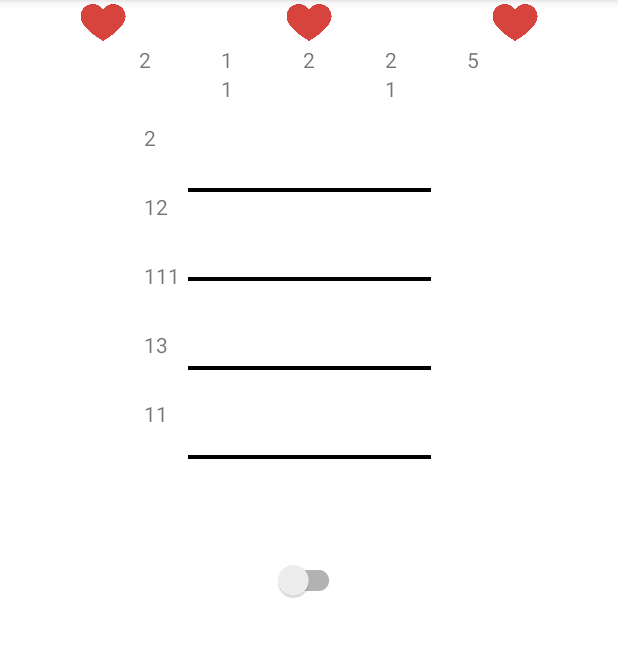
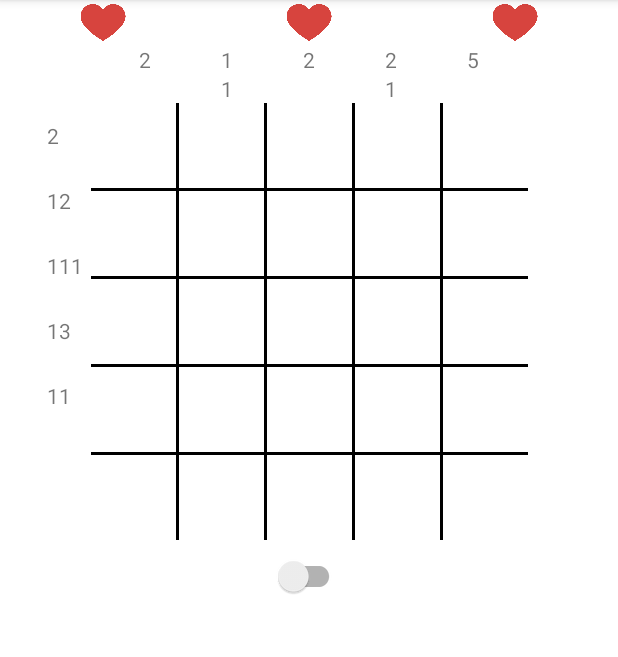
Before and after one commit to koeltv/Nonogram, an Android app: the GridActivity screen opened directly, with no data from a screen before it, on a phone screen of 412 x 824 dp, the part 84-741 px from its top. Run offline under Robolectric (Android 15) with nearby library versions, the phone set to English and light mode, and no system bars; our stand-ins replace Room's generated code.

Commit message:
Fixed rectangle grid handling Fixed grid selection (int vs long)

```diff
--- a/app/src/main/java/fr/utt/if26/nonogram/MainActivity.java
+++ b/app/src/main/java/fr/utt/if26/nonogram/MainActivity.java
@@ -67,7 +67,7 @@ public class MainActivity extends AppCompatActivity {
     public void createNewGridAndPlay() {
         DialogueNewGridBinding newGridBinding = DialogueNewGridBinding.inflate(getLayoutInflater());
         newGridBinding.colsPicker.setMinValue(2);
-        newGridBinding.colsPicker.setMaxValue(15);
+        newGridBinding.colsPicker.setMaxValue(10);
         newGridBinding.colsPicker.setValue(5);
 
         newGridBinding.rowsPicker.setMinValue(2);
@@ -83,8 +83,8 @@ public class MainActivity extends AppCompatActivity {
         builder.setView(newGridBinding.getRoot());
         builder.setPositiveButton("OK", (dialogInterface, i) -> {
             Grid grid = new Grid(
+                    newGridBinding.colsPicker.getValue(),
                     newGridBinding.rowsPicker.getValue(),
-                    newGridBinding.colsPicker.getValue(),
                     newGridBinding.difficultyPicker.getValue()
             );
 
--- a/app/src/main/java/fr/utt/if26/nonogram/model/grid/Grid.java
+++ b/app/src/main/java/fr/utt/if26/nonogram/model/grid/Grid.java
@@ -57,7 +57,7 @@ public class Grid implements Serializable {
             LinkedList<Integer> currentSuite = new LinkedList<>();
             currentSuite.add(0);
             boolean emptyCaseEncountered = false;
-            for (int y = 0; y < grid.length; y++) {
+            for (int y = 0; y < grid[x].length; y++) {
                 if (grid[x][y]) {
                     if (emptyCaseEncountered) {
                         currentSuite.add(1);
@@ -76,7 +76,7 @@ public class Grid implements Serializable {
 
     public List<List<Integer>> getLineNumbers() {
         List<List<Integer>> lineCounts = new ArrayList<>();
-        for (int y = 0; y < grid.length; y++) {
+        for (int y = 0; y < grid[0].length; y++) {
             LinkedList<Integer> currentSuite = new LinkedList<>();
             currentSuite.add(0);
             boolean emptyCaseEncountered = false;
--- a/app/src/main/java/fr/utt/if26/nonogram/ui/grid/AdapterRecyclerGrid.java
+++ b/app/src/main/java/fr/utt/if26/nonogram/ui/grid/AdapterRecyclerGrid.java
@@ -50,7 +50,7 @@ public class AdapterRecyclerGrid extends ListAdapter<GridCompletion, AdapterRecy
         void bind(GridCompletion gridCompletion) {
             layout.setOnClickListener(view -> {
                 Intent intent = new Intent(itemView.getContext(), GridActivity.class);
-                intent.putExtra("id", gridCompletion.getGridId());
+                intent.putExtra("id", (int) gridCompletion.getGridId());
                 itemView.getContext().startActivity(intent);
             });
             gridId.setText(String.valueOf(gridCompletion.getGridId()));
--- a/app/src/main/java/fr/utt/if26/nonogram/ui/grid/GridActivity.java
+++ b/app/src/main/java/fr/utt/if26/nonogram/ui/grid/GridActivity.java
@@ -4,6 +4,7 @@ import android.graphics.Color;
 import android.graphics.drawable.ColorDrawable;
 import android.os.Bundle;
 import android.view.View;
+import android.view.ViewGroup;
 import android.widget.Button;
 import android.widget.GridView;
 import android.widget.LinearLayout;
@@ -24,6 +25,8 @@ import fr.utt.if26.nonogram.model.grid.Grid;
 import fr.utt.if26.nonogram.model.grid.GridViewModel;
 
 public class GridActivity extends AppCompatActivity {
+    private static final int CASE_SIZE = 85;
+    private static final int SPACING = 3;
 
     private ActivityGridBinding binding;
 
@@ -47,10 +50,17 @@ public class GridActivity extends AppCompatActivity {
             //Grid selection
             int id = getIntent().getIntExtra("id", -10);
             if (id < 1) id = new Random().nextInt(grids.size()) + 1;
-            currentGrid = grids.get(id-1);
+            currentGrid = grids.get(id - 1);
 
             GridView gridView = binding.grid;
             gridView.setNumColumns(currentGrid.getWidth());
+
+            ViewGroup.LayoutParams layoutParams = gridView.getLayoutParams();
+            layoutParams.width = currentGrid.getWidth() * (CASE_SIZE + SPACING) - SPACING;
+            gridView.setLayoutParams(layoutParams);
+
+            gridView.setHorizontalSpacing(CASE_SIZE + SPACING);
+            gridView.setVerticalSpacing(SPACING);
 
             View.OnClickListener listener = view -> {
                 Button button = (Button) view;
@@ -70,7 +80,6 @@ public class GridActivity extends AppCompatActivity {
                             binding.imageView1.setImageResource(emptyHeartId);
                             showAndBlock("You Lose !");
                             break;
-
                     }
                 }
 
@@ -100,7 +109,8 @@ public class GridActivity extends AppCompatActivity {
             Button currentButton = ((Button) binding.grid.getItemAtPosition(i));
             if (currentButton == null) return false;
             int backgroundColor = ((ColorDrawable) currentButton.getBackground()).getColor();
-            if (currentGrid.getGrid()[i % currentGrid.getWidth()][i / currentGrid.getWidth()] && backgroundColor != Color.BLUE) return false;
+            if (currentGrid.getGrid()[i % currentGrid.getWidth()][i / currentGrid.getWidth()] && backgroundColor != Color.BLUE)
+                return false;
         }
         return true;
     }
@@ -126,7 +136,7 @@ public class GridActivity extends AppCompatActivity {
             LinearLayout lineLayout = new LinearLayout(this);
             for (Integer value : line) {
                 TextView textView = new TextView(this);
-                textView.setPadding(0, 20, 0, 20);
+                textView.setPadding(0, 18, 0, 18);
                 textView.setText(String.valueOf(value));
                 lineLayout.addView(textView);
             }
--- a/app/src/main/java/fr/utt/if26/nonogram/ui/grid/GridAdapter.java
+++ b/app/src/main/java/fr/utt/if26/nonogram/ui/grid/GridAdapter.java
@@ -20,7 +20,7 @@ public class GridAdapter extends BaseAdapter {
 
     @Override
     public int getCount() {
-        return gridContent.length * gridContent.length;
+        return gridContent.length * gridContent[0].length;
     }
 
     @Override
--- a/app/src/main/java/fr/utt/if26/nonogram/ui/grid/InteractiveGridAdapter.java
+++ b/app/src/main/java/fr/utt/if26/nonogram/ui/grid/InteractiveGridAdapter.java
@@ -26,7 +26,7 @@ public class InteractiveGridAdapter extends BaseAdapter {
 
     @Override
     public int getCount() {
-        return gridContent.length * gridContent.length;
+        return gridContent.length * gridContent[0].length;
     }
 
     @Override
```
